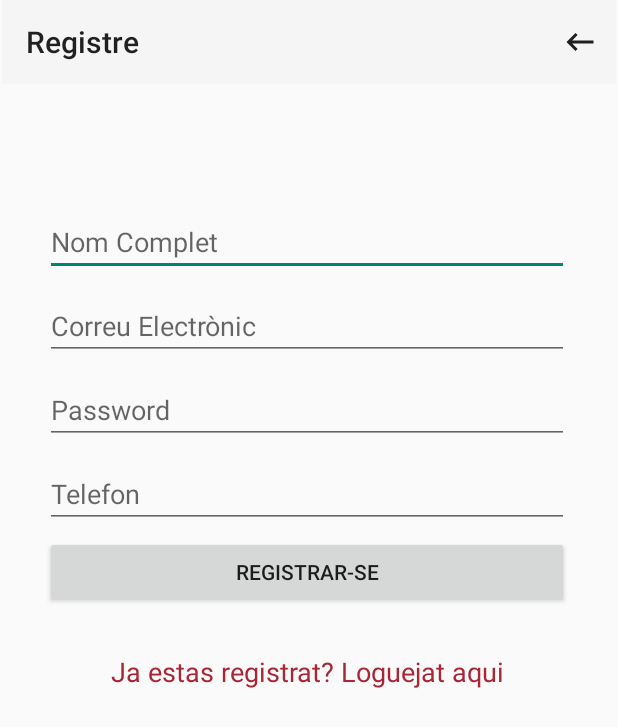
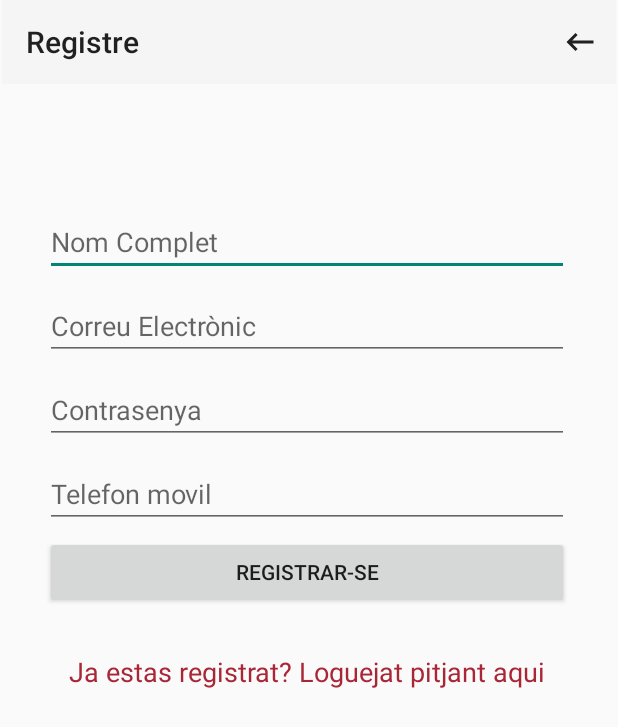
Before and after one commit to oriolvinals/Immobiliaria, an Android app: the screen it shows after launch (Register), after a tap on "Registrar-se", on a phone screen of 412 x 824 dp. Shown: the top 727 px of the screen. Run offline under Robolectric (Android 15) with nearby library versions, the phone set to English and light mode, and no system bars; our stand-ins replace Firebase (no records; nobody signed in at launch, a user with empty details on screens opened directly).

Commit message:
Traduccions login/register

```diff
--- a/app/src/main/res/layout/activity_register.xml
+++ b/app/src/main/res/layout/activity_register.xml
@@ -34,7 +34,7 @@
             android:layout_marginTop="5sp"
             android:layout_marginBottom="5sp"
             android:ems="10"
-            android:hint="Nom Complet"
+            android:hint="@string/register_fullname"
             android:inputType="textPersonName" />
 
         <EditText
@@ -44,7 +44,7 @@
             android:layout_marginTop="5sp"
             android:layout_marginBottom="5sp"
             android:ems="10"
-            android:hint="Correu Electrònic"
+            android:hint="@string/register_email"
             android:inputType="textEmailAddress" />
 
         <EditText
@@ -54,7 +54,7 @@
             android:layout_marginTop="5sp"
             android:layout_marginBottom="5sp"
             android:ems="10"
-            android:hint="Password"
+            android:hint="@string/register_password"
             android:inputType="textPassword" />
 
         <EditText
@@ -64,14 +64,15 @@
             android:layout_marginTop="5sp"
             android:layout_marginBottom="5sp"
             android:ems="10"
-            android:hint="Telefon"
+            android:hint="@string/register_phone"
             android:inputType="phone" />
 
         <Button
             android:id="@+id/buttonReg"
             android:layout_width="match_parent"
             android:layout_height="wrap_content"
-            android:text="REGISTRAR-SE" />
+            android:hint="@string/register_button"
+            android:text="@string/register_button" />
 
         <Space
             android:layout_width="match_parent"
@@ -82,7 +83,7 @@
             android:layout_width="match_parent"
             android:layout_height="wrap_content"
             android:onClick="toLogin"
-            android:text="Ja estas registrat? Loguejat aqui"
+            android:text="@string/register_login"
             android:textAlignment="center"
             android:textColor="#A82635"
             android:textSize="18sp" />
```
Also changed, not shown: app/src/main/res/layout/activity_login.xml (+4 -4 lines).
